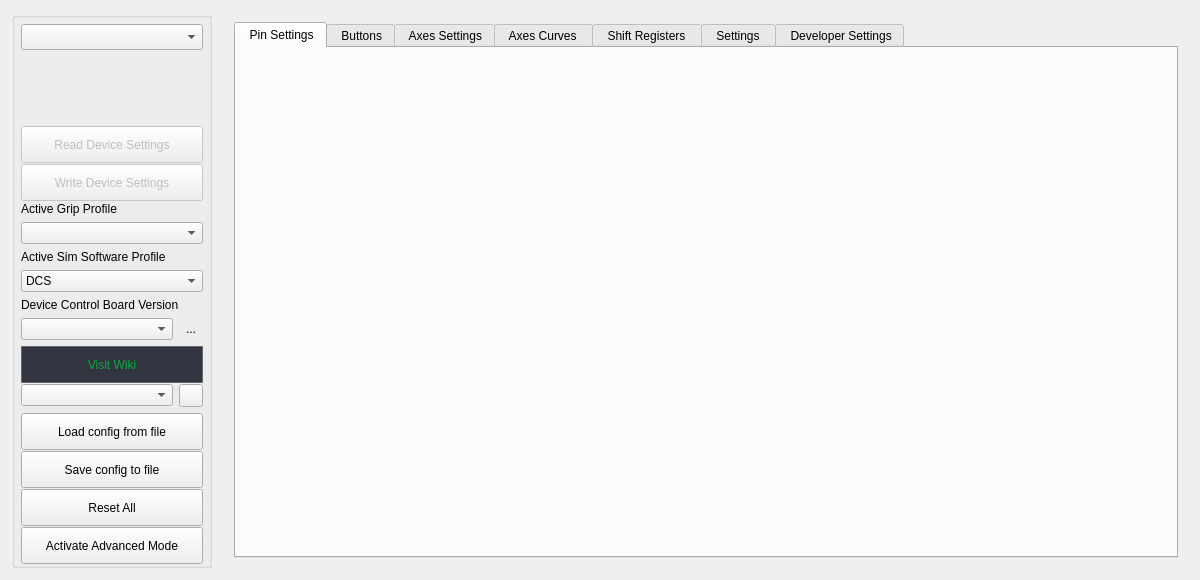
First picture: the form in src/mainwindow.ui, repository invictuscockpits/HOTASConfigurator, before the edit.
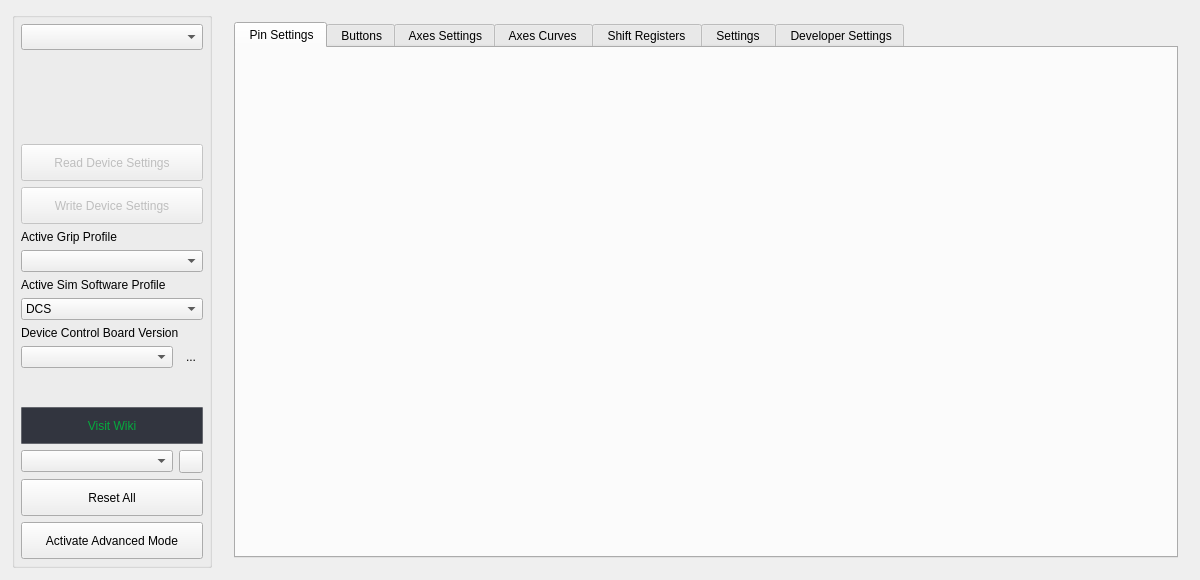
Second picture: the form after the edit. Icons and pictures are not drawn. Custom widgets are drawn as their Qt base class.

Commit message: Reimplementing exporting configs

```diff
--- a/src/mainwindow.ui
+++ b/src/mainwindow.ui
@@ -343,34 +343,6 @@
          </property>
         </widget>
        </item>
-       <item row="22" column="0">
-        <widget class="QPushButton" name="pushButton_SaveToFile">
-         <property name="sizePolicy">
-          <sizepolicy hsizetype="Minimum" vsizetype="Fixed">
-           <horstretch>0</horstretch>
-           <verstretch>0</verstretch>
-          </sizepolicy>
-         </property>
-         <property name="minimumSize">
-          <size>
-           <width>165</width>
-           <height>37</height>
-          </size>
-         </property>
-         <property name="maximumSize">
-          <size>
-           <width>16777215</width>
-           <height>37</height>
-          </size>
-         </property>
-         <property name="styleSheet">
-          <string notr="true"/>
-         </property>
-         <property name="text">
-          <string>Save config to file</string>
-         </property>
-        </widget>
-       </item>
        <item row="11" column="0">
         <widget class="QComboBox" name="comboBox_GripSelection">
          <property name="editable">
@@ -530,34 +502,6 @@
          </property>
         </widget>
        </item>
-       <item row="21" column="0">
-        <widget class="QPushButton" name="pushButton_LoadFromFile">
-         <property name="sizePolicy">
-          <sizepolicy hsizetype="Minimum" vsizetype="Fixed">
-           <horstretch>0</horstretch>
-           <verstretch>0</verstretch>
-          </sizepolicy>
-         </property>
-         <property name="minimumSize">
-          <size>
-           <width>165</width>
-           <height>37</height>
-          </size>
-         </property>
-         <property name="maximumSize">
-          <size>
-           <width>16777215</width>
-           <height>37</height>
-          </size>
-         </property>
-         <property name="styleSheet">
-          <string notr="true"/>
-         </property>
-         <property name="text">
-          <string>Load config from file</string>
-         </property>
-        </widget>
-       </item>
        <item row="23" column="0">
         <widget class="QPushButton" name="pushButton_ResetAllPins">
          <property name="sizePolicy">
```
The commit also changes 6 other files.
